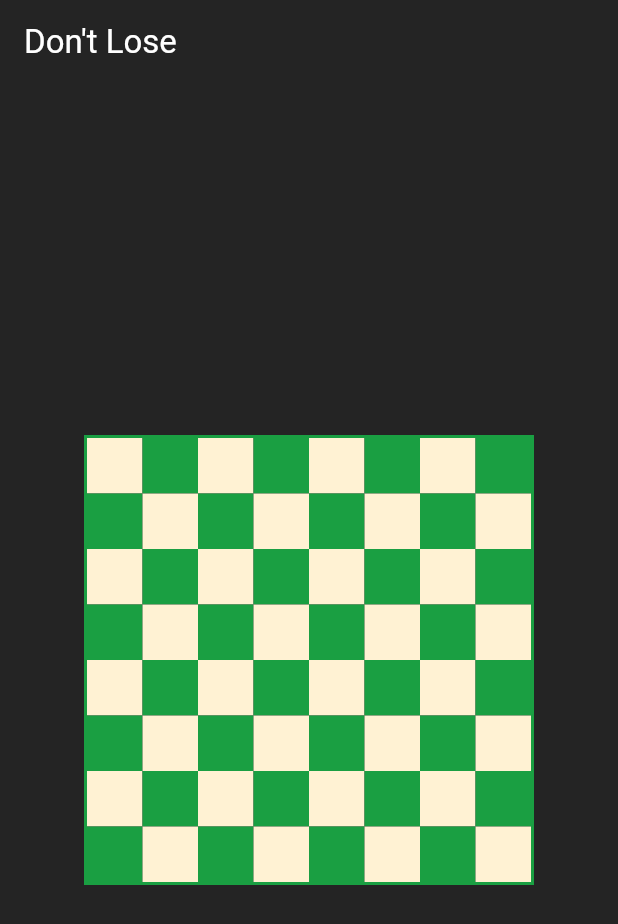
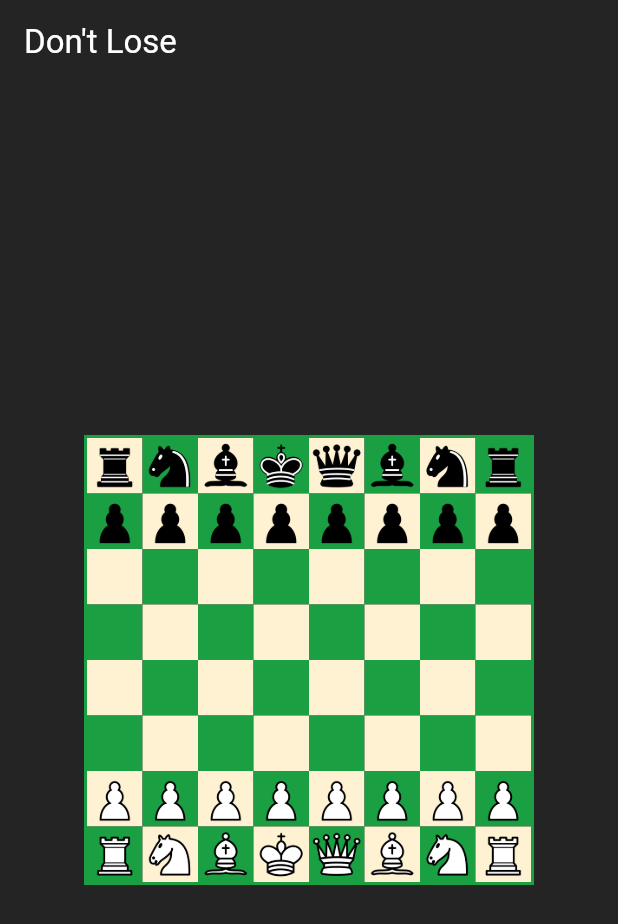
Before and after one commit to flashpaka1/flutter_chess, a Flutter app: the screen it shows after launch, on a phone screen of 412 x 824 dp. Shown: the top 924 px of the screen. Run offline on Flutter 3.47's test engine with Material 3 defaults, Android fonts, the phone set to English and light mode, and no system bars.

Commit message:
update(chess pieces): displays chess pieces

```diff
--- a/chess_app/lib/main.dart
+++ b/chess_app/lib/main.dart
@@ -68,61 +68,95 @@ class ChessBoard extends StatelessWidget {
   Widget _buildSquare(int row, int col) {
       Color lightColor = const Color.fromARGB(255, 255, 242, 211);
       Color darkColor = const Color.fromARGB(255, 26, 159, 66);
-    Color color = (row + col) % 2 == 0 ? lightColor : darkColor!;
+      Color color = (row + col) % 2 == 0 ? lightColor : darkColor;
 
-    // Ensure the list has enough elements before accessing
-    if (row < 0 || row >= 8 || col < 0 || col >= 8) {
-      return Container(); // Return an empty container if the indices are out of bounds
-    }
+      ChessPiece? piece = _findPieceForPosition(row, col);
 
       return Expanded(
         child: Container(
           color: color,
           child: InkWell(
             onTap: () {
-            // Add functionality for tapping squares here
               print('Clicked square: ${String.fromCharCode(col + 97)}${8 - row}');
             },
+            child: piece != null ? _buildPiece(piece) : null,
           ),
         ),
       );
     }
 
+    ChessPiece? _findPieceForPosition(int row, int col) {
+      for (var piece in pieces) {
+        if (piece.position.row == row && piece.position.col == col) {
+          return piece;
+        }
+      }
+      return null;
+    }
+
     Widget _buildPiece(ChessPiece piece) {
-    return Text(
-      piece.type.toString().substring(10), // Display piece type
-      style: TextStyle(
-        fontSize: 20,
-        color: piece.color == PieceColor.white ? Colors.black : Colors.white,
-      ),
+      String imagePath = _getImagePath(piece);
+      return Image.asset(
+        imagePath,
+        fit: BoxFit.cover, // Make sure the images fit well in the squares
       );
+    }
+
+    String _getImagePath(ChessPiece piece) {
+      String color = piece.color == PieceColor.white ? 'white' : 'black';
+      String typeName = piece.type.toString().split('.').last;
+      // Ensure your asset names are correct and match the file names in the assets folder.
+      return 'assets/$color-$typeName.png';
     }
 }
 
 List<ChessPiece> pieces = [
+  // black's pieces
+  // pawns
+  ChessPiece(type: PieceType.pawn, color: PieceColor.black, position: Position(1,0)),
+  ChessPiece(type: PieceType.pawn, color: PieceColor.black, position: Position(1,1)),
+  ChessPiece(type: PieceType.pawn, color: PieceColor.black, position: Position(1,2)),
+  ChessPiece(type: PieceType.pawn, color: PieceColor.black, position: Position(1,3)),
+  ChessPiece(type: PieceType.pawn, color: PieceColor.black, position: Position(1,4)),
+  ChessPiece(type: PieceType.pawn, color: PieceColor.black, position: Position(1,5)),
+  ChessPiece(type: PieceType.pawn, color: PieceColor.black, position: Position(1,6)),
+  ChessPiece(type: PieceType.pawn, color: PieceColor.black, position: Position(1,7)),
+  // rooks
+  ChessPiece(type: PieceType.rook, color: PieceColor.black, position: Position(0,0)),
+  ChessPiece(type: PieceType.rook, color: PieceColor.black, position: Position(0,7)),
+  // knights
+  ChessPiece(type: PieceType.knight, color: PieceColor.black, position: Position(0,1)),
+  ChessPiece(type: PieceType.knight, color: PieceColor.black, position: Position(0,6)),
+  // bishops
+  ChessPiece(type: PieceType.bishop, color: PieceColor.black, position: Position(0,2)),
+  ChessPiece(type: PieceType.bishop, color: PieceColor.black, position: Position(0,5)),
+  // king
+  ChessPiece(type: PieceType.king, color: PieceColor.black, position: Position(0,3)),
+  // queen
+  ChessPiece(type: PieceType.queen, color: PieceColor.black, position: Position(0,4)),
   // white's pieces
   // pawns
-  ChessPiece(type: PieceType.pawn, color: PieceColor.white, position: Position(1,0)),
-  ChessPiece(type: PieceType.pawn, color: PieceColor.white, position: Position(1,1)),
-  ChessPiece(type: PieceType.pawn, color: PieceColor.white, position: Position(1,2)),
-  ChessPiece(type: PieceType.pawn, color: PieceColor.white, position: Position(1,3)),
-  ChessPiece(type: PieceType.pawn, color: PieceColor.white, position: Position(1,4)),
-  ChessPiece(type: PieceType.pawn, color: PieceColor.white, position: Position(1,5)),
-  ChessPiece(type: PieceType.pawn, color: PieceColor.white, position: Position(1,6)),
-  ChessPiece(type: PieceType.pawn, color: PieceColor.white, position: Position(1,7)),
+  ChessPiece(type: PieceType.pawn, color: PieceColor.white, position: Position(6,0)),
+  ChessPiece(type: PieceType.pawn, color: PieceColor.white, position: Position(6,1)),
+  ChessPiece(type: PieceType.pawn, color: PieceColor.white, position: Position(6,2)),
+  ChessPiece(type: PieceType.pawn, color: PieceColor.white, position: Position(6,3)),
+  ChessPiece(type: PieceType.pawn, color: PieceColor.white, position: Position(6,4)),
+  ChessPiece(type: PieceType.pawn, color: PieceColor.white, position: Position(6,5)),
+  ChessPiece(type: PieceType.pawn, color: PieceColor.white, position: Position(6,6)),
+  ChessPiece(type: PieceType.pawn, color: PieceColor.white, position: Position(6,7)),
   // rooks
-  ChessPiece(type: PieceType.rook, color: PieceColor.white, position: Position(0,0)),
-  ChessPiece(type: PieceType.rook, color: PieceColor.white, position: Position(0,7)),
+  ChessPiece(type: PieceType.rook, color: PieceColor.white, position: Position(7,0)),
+  ChessPiece(type: PieceType.rook, color: PieceColor.white, position: Position(7,7)),
   // knights
-  ChessPiece(type: PieceType.knight, color: PieceColor.white, position: Position(0,1)),
-  ChessPiece(type: PieceType.knight, color: PieceColor.white, position: Position(0,6)),
+  ChessPiece(type: PieceType.knight, color: PieceColor.white, position: Position(7,1)),
+  ChessPiece(type: PieceType.knight, color: PieceColor.white, position: Position(7,6)),
   // bishops
-  ChessPiece(type: PieceType.bishop, color: PieceColor.white, position: Position(0,2)),
-  ChessPiece(type: PieceType.bishop, color: PieceColor.white, position: Position(0,5)),
+  ChessPiece(type: PieceType.bishop, color: PieceColor.white, position: Position(7,2)),
+  ChessPiece(type: PieceType.bishop, color: PieceColor.white, position: Position(7,5)),
   // king
-  ChessPiece(type: PieceType.king, color: PieceColor.white, position: Position(0,3)),
+  ChessPiece(type: PieceType.king, color: PieceColor.white, position: Position(7,3)),
   // queen
-  ChessPiece(type: PieceType.queen, color: PieceColor.white, position: Position(0,4)),
+  ChessPiece(type: PieceType.queen, color: PieceColor.white, position: Position(7,4)),
 ];
 
 void setState(Null Function() param0) {}
```
Also changed, not shown: chess_app/pubspec.yaml (+15 -14 lines). Lines whose indentation alone changed are shown as unchanged.
